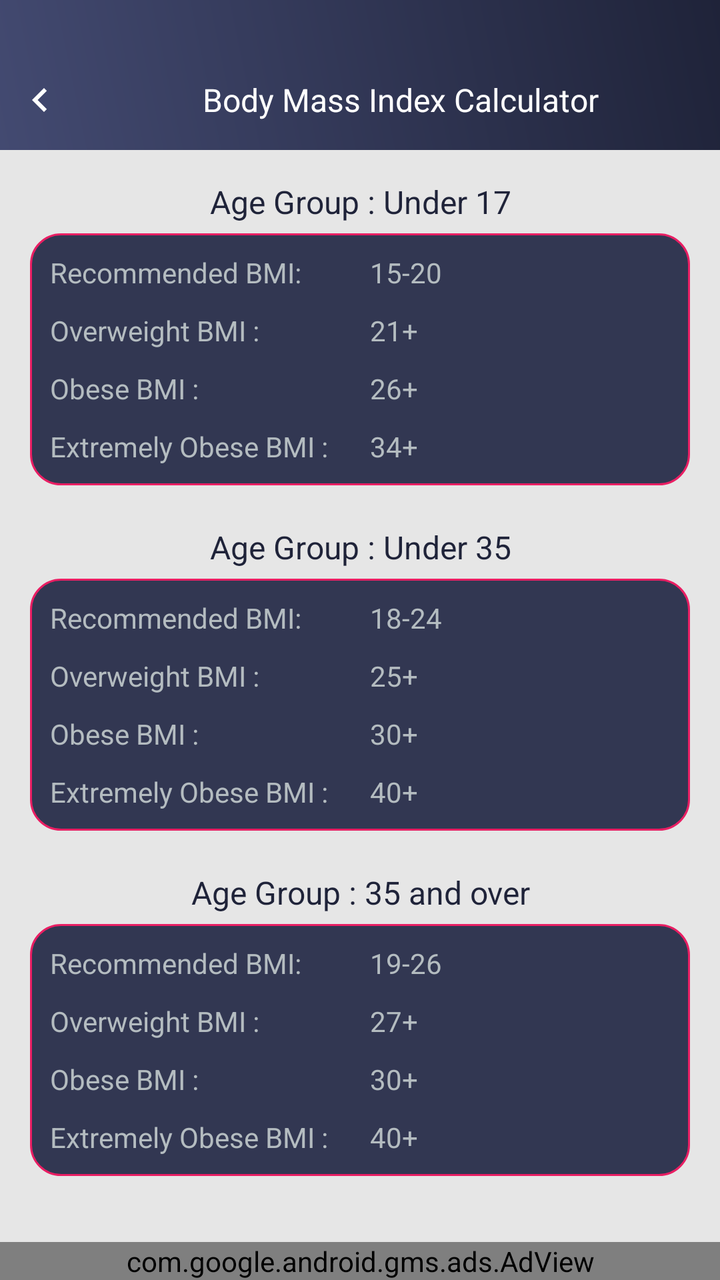
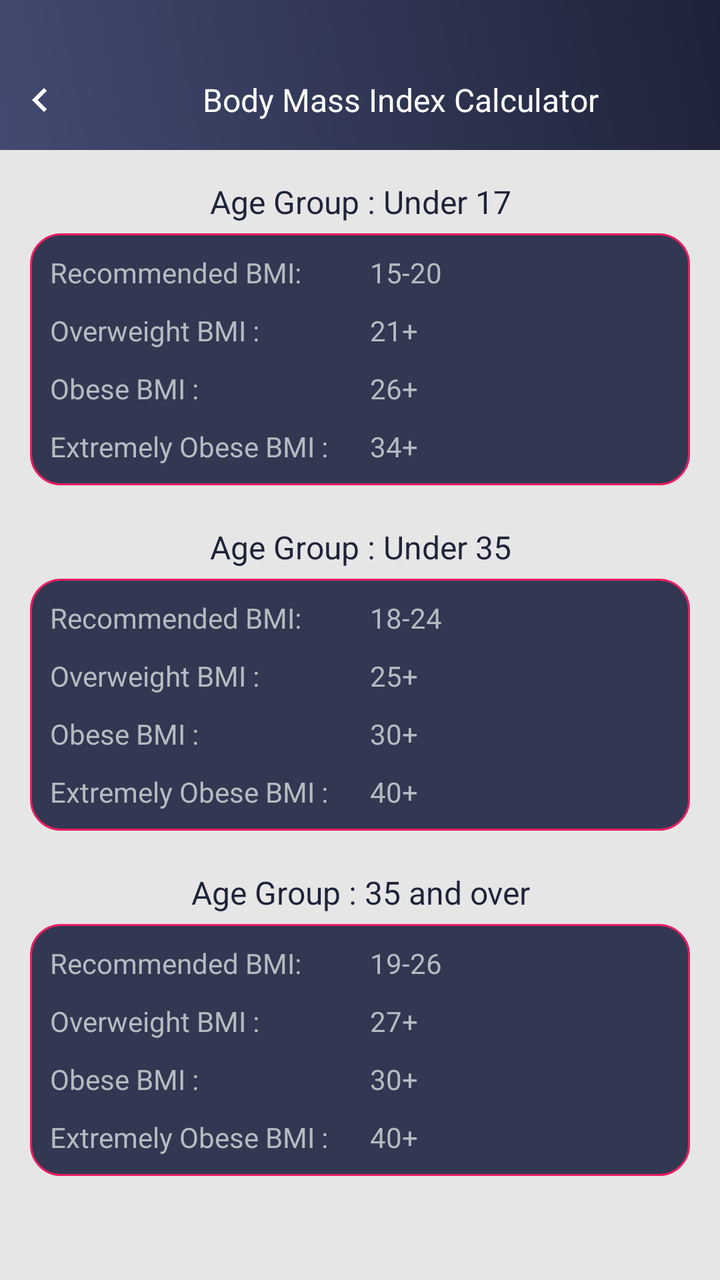

Screens rendered from an Android XML layout before and after an edit, with the pre-edit source and the edit as a unified diff.
<!-- AndroidManifest.xml: application theme AppTheme -->
<!-- res/layout/bmi_chart.xml -->
<?xml version="1.0" encoding="utf-8"?>
<RelativeLayout xmlns:android="http://schemas.android.com/apk/res/android"
    xmlns:aapt="http://schemas.android.com/aapt"
    xmlns:app="http://schemas.android.com/apk/res-auto"
    android:layout_width="match_parent"
    android:layout_height="match_parent"
    android:background="@color/gray_color"
    android:orientation="vertical">

    <RelativeLayout
        android:id="@+id/rela1"
        android:background="@drawable/a1_grad"
        android:layout_width="match_parent"
        android:layout_height="wrap_content">

        <ImageView
            android:id="@+id/iv_back"
            android:layout_width="40dp"
            android:layout_height="40dp"
            android:layout_alignParentLeft="true"
            android:layout_alignParentTop="true"
            android:layout_marginTop="30dp"
            android:padding="8dp"
            android:src="@drawable/ic_chevron_left_white_24dp" />

    <TextView
        android:id="@+id/tv_title"
        android:layout_width="match_parent"
        android:layout_height="40dp"
        android:layout_marginTop="30dp"
        android:layout_toRightOf="@+id/iv_back"
        android:gravity="center"
        android:layout_marginBottom="5dp"
        android:text="@string/Body_Mass_Index_Calculator"
        android:textColor="@color/white"
        android:textSize="@dimen/textsize_16" />
        
    </RelativeLayout>

    <ScrollView
        android:layout_width="match_parent"
        android:layout_height="wrap_content"
        android:layout_above="@+id/ad_layout"
        android:layout_below="@+id/rela1">

        <LinearLayout
            android:layout_width="match_parent"
            android:layout_height="wrap_content"
            android:orientation="vertical">

            <TextView
                android:id="@+id/tv_age_17"
                android:layout_marginTop="10dp"
                android:layout_width="match_parent"
                android:layout_height="wrap_content"
                android:gravity="center"
                android:padding="5dp"
                android:text="@string/Age_Group_Under17"
                android:textColor="@color/colorPrimaryDark"
                android:textSize="@dimen/textsize_16" />

            <LinearLayout
                android:layout_width="match_parent"
                android:layout_height="wrap_content"
                android:layout_marginLeft="15dp"
                android:layout_marginRight="15dp"
                android:background="@drawable/corner1"
                android:padding="5dp"
                android:orientation="vertical"
                android:visibility="visible">

                <LinearLayout
                    android:layout_width="match_parent"
                    android:layout_height="wrap_content"
                    android:orientation="horizontal">

                    <TextView
                        android:id="@+id/tv_age_17recomonded"
                        android:layout_width="0dp"
                        android:layout_height="match_parent"
                        android:layout_weight="1"
                        android:gravity="fill"
                        android:padding="5dp"
                        android:text="@string/Recommended_BMI"
                        android:textColor="@color/textColor"
                        android:textSize="@dimen/textsize_14" />

                    <TextView
                        android:id="@+id/tv_age_17recomonded_val"
                        android:layout_width="0dp"
                        android:layout_height="match_parent"
                        android:layout_weight="1"
                        android:gravity="fill"
                        android:padding="5dp"
                        android:text="15-20"
                        android:textColor="@color/textColor"
                        android:textSize="@dimen/textsize_14" />
                </LinearLayout>

                <LinearLayout
                    android:layout_width="match_parent"
                    android:layout_height="wrap_content"
                    android:orientation="horizontal">

                    <TextView
                        android:id="@+id/tv_age_17overweight"
                        android:layout_width="0dp"
                        android:layout_height="match_parent"
                        android:layout_weight="1"
                        android:gravity="fill"
                        android:padding="5dp"
                        android:text="@string/Overweight_BMI"
                        android:textColor="@color/textColor"
                        android:textSize="@dimen/textsize_14" />

                    <TextView
                        android:id="@+id/tv_age_17overweight_val"
                        android:layout_width="0dp"
                        android:layout_height="match_parent"
                        android:layout_weight="1"
                        android:gravity="fill"
                        android:padding="5dp"
                        android:text="21+"
                        android:textColor="@color/textColor"
                        android:textSize="@dimen/textsize_14" />
                </LinearLayout>

                <LinearLayout
                    android:layout_width="match_parent"
                    android:layout_height="wrap_content"
                    android:orientation="horizontal">

                    <TextView
                        android:id="@+id/tv_age_17obese"
                        android:layout_width="0dp"
                        android:layout_height="match_parent"
                        android:layout_weight="1"
                        android:gravity="fill"
                        android:padding="5dp"
                        android:text="@string/Obese_BMI"
                        android:textColor="@color/textColor"
                        android:textSize="@dimen/textsize_14" />

                    <TextView
                        android:id="@+id/tv_age_17obese_val"
                        android:layout_width="0dp"
                        android:layout_height="match_parent"
                        android:layout_weight="1"
                        android:gravity="fill"
                        android:padding="5dp"
                        android:text="26+"
                        android:textColor="@color/textColor"
                        android:textSize="@dimen/textsize_14" />
                </LinearLayout>

                <LinearLayout
                    android:layout_width="match_parent"
                    android:layout_height="wrap_content"
                    android:orientation="horizontal">

                    <TextView
                        android:id="@+id/tv_age_17ext_obese"
                        android:layout_width="0dp"
                        android:layout_height="match_parent"
                        android:layout_weight="1"
                        android:gravity="fill"
                        android:maxLines="1"
                        android:padding="5dp"
                        android:text="@string/Extremely_Obese_BMI"
                        android:textColor="@color/textColor"
                        android:textSize="@dimen/textsize_14" />

                    <TextView
                        android:id="@+id/tv_age_17ext_obese_val"
                        android:layout_width="0dp"
                        android:layout_height="match_parent"
                        android:layout_weight="1"
                        android:gravity="fill"
                        android:padding="5dp"
                        android:text="34+"
                        android:textColor="@color/textColor"
                        android:textSize="@dimen/textsize_14" />
                </LinearLayout>
            </LinearLayout>

            <TextView
                android:id="@+id/tv_agegroup35"
                android:layout_width="match_parent"
                android:layout_height="wrap_content"
                android:layout_marginLeft="15dp"
                android:layout_marginTop="15dp"
                android:layout_marginRight="15dp"
                android:gravity="center"
                android:padding="5dp"
                android:text="@string/Age_Group_Under35"
                android:textColor="@color/colorPrimaryDark"
                android:textSize="@dimen/textsize_16" />

            <LinearLayout
                android:layout_width="match_parent"
                android:layout_height="wrap_content"
                android:layout_marginLeft="15dp"
                android:layout_marginRight="15dp"
                android:background="@drawable/corner1"
                android:padding="5dp"
                android:orientation="vertical">

                <LinearLayout
                    android:layout_width="match_parent"
                    android:layout_height="wrap_content"
                    android:orientation="horizontal">

                    <TextView
                        android:id="@+id/tv_agegroup35_recommended"
                        android:layout_width="0dp"
                        android:layout_height="match_parent"
                        android:layout_weight="1"
                        android:gravity="fill"
                        android:padding="5dp"
                        android:text="@string/Recommended_BMI"
                        android:textColor="@color/textColor"
                        android:textSize="@dimen/textsize_14" />

                    <TextView
                        android:id="@+id/tv_agegroup35_recommended_val"
                        android:layout_width="0dp"
                        android:layout_height="match_parent"
                        android:layout_weight="1"
                        android:gravity="fill"
                        android:padding="5dp"
                        android:text="18-24"
                        android:textColor="@color/textColor"
                        android:textSize="@dimen/textsize_14" />
                </LinearLayout>

                <LinearLayout
                    android:layout_width="match_parent"
                    android:layout_height="wrap_content"
                    android:orientation="horizontal">

                    <TextView
                        android:id="@+id/tv_agegroup35_overweight"
                        android:layout_width="0dp"
                        android:layout_height="match_parent"
                        android:layout_weight="1"
                        android:gravity="fill"
                        android:padding="5dp"
                        android:text="@string/Overweight_BMI"
                        android:textColor="@color/textColor"
                        android:textSize="@dimen/textsize_14" />

                    <TextView
                        android:id="@+id/tv_agegroup35_overweight_val"
                        android:layout_width="0dp"
                        android:layout_height="match_parent"
                        android:layout_weight="1"
                        android:gravity="fill"
                        android:padding="5dp"
                        android:text="25+"
                        android:textColor="@color/textColor"
                        android:textSize="@dimen/textsize_14" />
                </LinearLayout>

                <LinearLayout
                    android:layout_width="match_parent"
                    android:layout_height="wrap_content"
                    android:orientation="horizontal">

                    <TextView
                        android:id="@+id/tv_agegroup35_obese"
                        android:layout_width="0dp"
                        android:layout_height="match_parent"
                        android:layout_weight="1"
                        android:gravity="fill"
                        android:padding="5dp"
                        android:text="@string/Obese_BMI"
                        android:textColor="@color/textColor"
                        android:textSize="@dimen/textsize_14" />

                    <TextView
                        android:id="@+id/tv_agegroup35_obese_val"
                        android:layout_width="0dp"
                        android:layout_height="match_parent"
                        android:layout_weight="1"
                        android:gravity="fill"
                        android:padding="5dp"
                        android:text="30+"
                        android:textColor="@color/textColor"
                        android:textSize="@dimen/textsize_14" />
                </LinearLayout>

                <LinearLayout
                    android:layout_width="match_parent"
                    android:layout_height="wrap_content"
                    android:orientation="horizontal">

                    <TextView
                        android:id="@+id/tv_agegroup35_ext_obese"
                        android:layout_width="0dp"
                        android:layout_height="match_parent"
                        android:layout_weight="1"
                        android:gravity="fill"
                        android:maxLines="1"
                        android:padding="5dp"
                        android:text="@string/Extremely_Obese_BMI"
                        android:textColor="@color/textColor"
                        android:textSize="@dimen/textsize_14" />

                    <TextView
                        android:id="@+id/tv_agegroup35_ext_obese_val"
                        android:layout_width="0dp"
                        android:layout_height="match_parent"
                        android:layout_weight="1"
                        android:gravity="fill"
                        android:padding="5dp"
                        android:text="40+"
                        android:textColor="@color/textColor"
                        android:textSize="@dimen/textsize_14" />
                </LinearLayout>
            </LinearLayout>

            <TextView
                android:id="@+id/tv_agegroup45"
                android:layout_width="match_parent"
                android:layout_height="wrap_content"
                android:gravity="center"
                android:padding="5dp"
                android:layout_marginTop="15dp"
                android:text="@string/Age_Group_Under35over"
                android:textColor="@color/colorPrimaryDark"
                android:textSize="@dimen/textsize_16" />

            <LinearLayout
                android:layout_width="match_parent"
                android:layout_height="wrap_content"
                android:layout_marginLeft="15dp"
                android:layout_marginRight="15dp"
                android:padding="5dp"
                android:layout_marginBottom="15dp"
                android:background="@drawable/corner1"
                android:orientation="vertical">

                <LinearLayout
                    android:layout_width="match_parent"
                    android:layout_height="wrap_content"
                    android:orientation="horizontal">

                    <TextView
                        android:id="@+id/tv_agegroup45_recommended"
                        android:layout_width="0dp"
                        android:layout_height="match_parent"
                        android:layout_weight="1"
                        android:gravity="fill"
                        android:padding="5dp"
                        android:text="@string/Recommended_BMI"
                        android:textColor="@color/textColor"
                        android:textSize="@dimen/textsize_14" />

                    <TextView
                        android:id="@+id/tv_agegroup45_recommended_val"
                        android:layout_width="0dp"
                        android:layout_height="match_parent"
                        android:layout_weight="1"
                        android:gravity="fill"
                        android:padding="5dp"
                        android:text="19-26"
                        android:textColor="@color/textColor"
                        android:textSize="@dimen/textsize_14" />
                </LinearLayout>

                <LinearLayout
                    android:layout_width="match_parent"
                    android:layout_height="wrap_content"
                    android:orientation="horizontal">

                    <TextView
                        android:id="@+id/tv_agegroup45_overweight"
                        android:layout_width="0dp"
                        android:layout_height="match_parent"
                        android:layout_weight="1"
                        android:gravity="fill"
                        android:padding="5dp"
                        android:text="@string/Overweight_BMI"
                        android:textColor="@color/textColor"
                        android:textSize="@dimen/textsize_14" />

                    <TextView
                        android:id="@+id/tv_agegroup45_overweight_val"
                        android:layout_width="0dp"
                        android:layout_height="match_parent"
                        android:layout_weight="1"
                        android:gravity="fill"
                        android:padding="5dp"
                        android:text="27+"
                        android:textColor="@color/textColor"
                        android:textSize="@dimen/textsize_14" />
                </LinearLayout>

                <LinearLayout
                    android:layout_width="match_parent"
                    android:layout_height="wrap_content"
                    android:orientation="horizontal">

                    <TextView
                        android:id="@+id/tv_agegroup45_obese"
                        android:layout_width="0dp"
                        android:layout_height="match_parent"
                        android:layout_weight="1"
                        android:gravity="fill"
                        android:padding="5dp"
                        android:text="@string/Obese_BMI"
                        android:textColor="@color/textColor"
                        android:textSize="@dimen/textsize_14" />

                    <TextView
                        android:id="@+id/tv_agegroup45_obese_val"
                        android:layout_width="0dp"
                        android:layout_height="match_parent"
                        android:layout_weight="1"
                        android:gravity="fill"
                        android:padding="5dp"
                        android:text="30+"
                        android:textColor="@color/textColor"
                        android:textSize="@dimen/textsize_14" />
                </LinearLayout>

                <LinearLayout
                    android:layout_width="match_parent"
                    android:layout_height="wrap_content"
                    android:orientation="horizontal">

                    <TextView
                        android:id="@+id/tv_agegroup45_ext_obese"
                        android:layout_width="0dp"
                        android:layout_height="match_parent"
                        android:layout_weight="1"
                        android:gravity="fill"
                        android:maxLines="1"
                        android:padding="5dp"
                        android:text="@string/Extremely_Obese_BMI"
                        android:textColor="@color/textColor"
                        android:textSize="@dimen/textsize_14" />

                    <TextView
                        android:id="@+id/tv_agegroup45_ext_obese_val"
                        android:layout_width="0dp"
                        android:layout_height="match_parent"
                        android:layout_weight="1"
                        android:gravity="fill"
                        android:padding="5dp"
                        android:text="40+"
                        android:textColor="@color/textColor"
                        android:textSize="@dimen/textsize_14" />
                </LinearLayout>
            </LinearLayout>
        </LinearLayout>
    </ScrollView>

    <include
        android:id="@+id/ad_layout"
        layout="@layout/native_ad"
        android:layout_width="match_parent"
        android:layout_height="wrap_content"
        android:layout_alignParentBottom="true"
        android:layout_gravity="top|center_vertical|center_horizontal|center" />
</RelativeLayout>
<!-- res/layout/native_ad.xml (included above) -->
<?xml version="1.0" encoding="utf-8"?>
<LinearLayout xmlns:android="http://schemas.android.com/apk/res/android"
    xmlns:aapt="http://schemas.android.com/aapt"
    xmlns:app="http://schemas.android.com/apk/res-auto"
    android:layout_width="match_parent"
    android:layout_height="wrap_content"
    android:orientation="vertical">

    <com.google.android.gms.ads.AdView
        android:id="@+id/adView"
        android:layout_width="match_parent"
        android:layout_height="wrap_content"
        android:layout_above="@+id/ll_footer_menu"
        app:adSize="BANNER"
        app:adUnitId="@string/banner_ad_three" />
</LinearLayout>
<!-- resources referenced by this layout -->
<resources>
  <color name="colorPrimaryDark">#1F2339</color>
  <color name="gray_color">#E6E6E6</color>
  <color name="textColor">#ffb4bcc0</color>
  <color name="white">#ffffff</color>
  <dimen name="textsize_14">14sp</dimen>
  <dimen name="textsize_16">16sp</dimen>
  <!-- drawable a1_grad (drawable) -->
  <?xml version="1.0" encoding="utf-8"?>
  <shape xmlns:android="http://schemas.android.com/apk/res/android">
      <gradient
          android:angle="225"
          android:endColor="#434A71"
          android:startColor="#1F2339" />
  
  
  </shape>
  <!-- drawable corner1 (drawable) -->
  <?xml version="1.0" encoding="utf-8"?>
  <shape xmlns:android="http://schemas.android.com/apk/res/android"
      android:shape="rectangle">
  
  
      <stroke
          android:width="1dp"
          android:color="#E91E63"/>
  
      <corners android:radius="15dp"/>
  
      <solid
          android:color="#323752"/>
  
  </shape>
  <!-- drawable ic_chevron_left_white_24dp (drawable) -->
  <vector android:height="24dp" android:tint="#FFFFFF"
      android:viewportHeight="24" android:viewportWidth="24"
      android:width="24dp" xmlns:android="http://schemas.android.com/apk/res/android">
      <path android:fillColor="@android:color/white" android:pathData="M15.41,7.41L14,6l-6,6 6,6 1.41,-1.41L10.83,12z"/>
  </vector>
  <string name="Age_Group_Under17">Age Group : Under 17</string>
  <string name="Age_Group_Under35">Age Group : Under 35</string>
  <string name="Age_Group_Under35over">Age Group : 35 and over</string>
  <string name="Body_Mass_Index_Calculator">Body Mass Index Calculator</string>
  <string name="Extremely_Obese_BMI">Extremely Obese BMI :</string>
  <string name="Obese_BMI">Obese BMI :</string>
  <string name="Overweight_BMI">Overweight BMI :</string>
  <string name="Recommended_BMI">Recommended BMI:</string>
  <string name="banner_ad_three">ca-app-pub-2957577039807154/7696956496</string>
  <style name="AppTheme" parent="Theme.AppCompat.Light.DarkActionBar">
          
          <item name="colorPrimary">@color/colorPrimary</item>
          <item name="colorPrimaryDark">@color/colorPrimaryDark</item>
          <item name="colorAccent">@color/colorAccent</item>
      </style>
  <color name="colorPrimary">#434A71</color>
  <color name="colorAccent">#1F2339</color>
</resources>

<!-- the commit's change to res/layout/bmi_chart.xml (unified diff, before → after) -->
@@ -456,28 +456,13 @@
         </LinearLayout>
     </ScrollView>
 
-    <include
-        android:id="@+id/ad_layout"
-        layout="@layout/native_ad"
+
+    <LinearLayout
+        android:id="@+id/normal_ad_include"
         android:layout_width="match_parent"
         android:layout_height="wrap_content"
-        android:layout_alignParentBottom="true"
-        android:layout_gravity="top|center_vertical|center_horizontal|center" />
+        android:orientation="vertical"
+        android:gravity="center"
+        android:layout_alignParentBottom="true"/>
+   
 </RelativeLayout>
-<!-- res/layout/native_ad.xml (included above) -->
-<?xml version="1.0" encoding="utf-8"?>
-<LinearLayout xmlns:android="http://schemas.android.com/apk/res/android"
-    xmlns:aapt="http://schemas.android.com/aapt"
-    xmlns:app="http://schemas.android.com/apk/res-auto"
-    android:layout_width="match_parent"
-    android:layout_height="wrap_content"
-    android:orientation="vertical">
-
-    <com.google.android.gms.ads.AdView
-        android:id="@+id/adView"
-        android:layout_width="match_parent"
-        android:layout_height="wrap_content"
-        android:layout_above="@+id/ll_footer_menu"
-        app:adSize="BANNER"
-        app:adUnitId="@string/banner_ad_three" />
-</LinearLayout>
<!-- resource entries referenced after the edit -->
@@ -46,7 +46,6 @@
   <string name="Obese_BMI">Obese BMI :</string>
   <string name="Overweight_BMI">Overweight BMI :</string>
   <string name="Recommended_BMI">Recommended BMI:</string>
-  <string name="banner_ad_three">ca-app-pub-2957577039807154/7696956496</string>
   <style name="AppTheme" parent="Theme.AppCompat.Light.DarkActionBar">
           
           <item name="colorPrimary">@color/colorPrimary</item>
